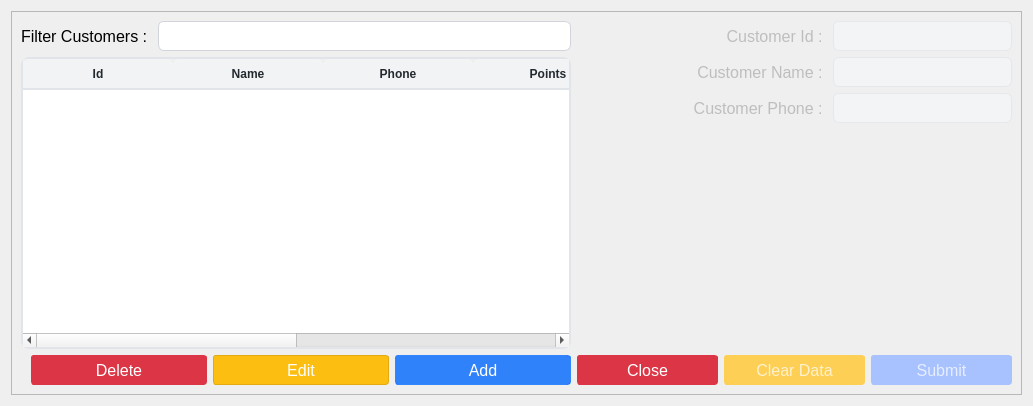
This is ui/customers.ui in michael-halim/pos as Qt 5 draws it before an edit. The edited form follows.
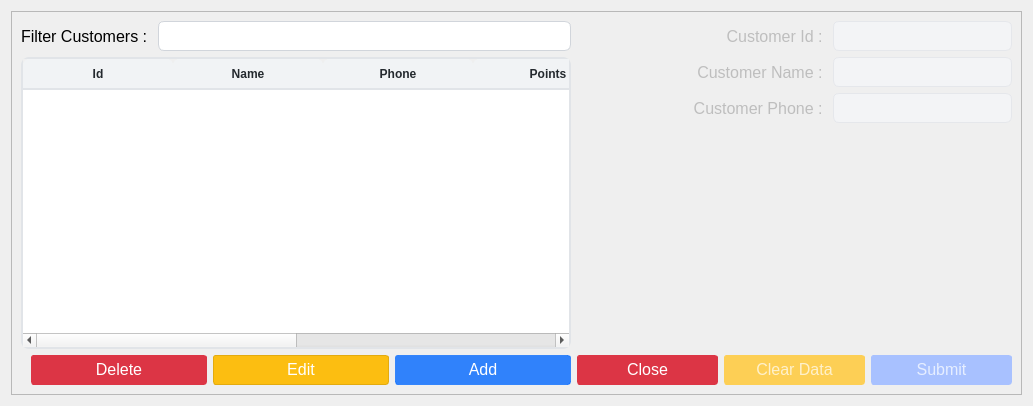
This is the edited form. Icons and pictures are not drawn.

What changed in the file:
```diff
--- a/ui/customers.ui
+++ b/ui/customers.ui
@@ -268,6 +268,7 @@
     border-radius: 3px;
     margin: 0.25rem;
 	opacity: 0.55;
+	padding-bottom: 2px;
 
 }
 </string>
@@ -571,8 +572,8 @@
               </property>
               <property name="iconSize">
                <size>
-                <width>18</width>
-                <height>18</height>
+                <width>14</width>
+                <height>14</height>
                </size>
               </property>
              </widget>
@@ -623,8 +624,8 @@
               </property>
               <property name="iconSize">
                <size>
-                <width>18</width>
-                <height>18</height>
+                <width>14</width>
+                <height>14</height>
                </size>
               </property>
              </widget>
@@ -668,8 +669,8 @@
               </property>
               <property name="iconSize">
                <size>
-                <width>18</width>
-                <height>18</height>
+                <width>14</width>
+                <height>14</height>
                </size>
               </property>
              </widget>
@@ -862,8 +863,8 @@
               </property>
               <property name="iconSize">
                <size>
-                <width>14</width>
-                <height>14</height>
+                <width>12</width>
+                <height>12</height>
                </size>
               </property>
              </widget>
@@ -965,8 +966,8 @@
               </property>
               <property name="iconSize">
                <size>
-                <width>18</width>
-                <height>18</height>
+                <width>14</width>
+                <height>14</height>
                </size>
               </property>
              </widget>
```
